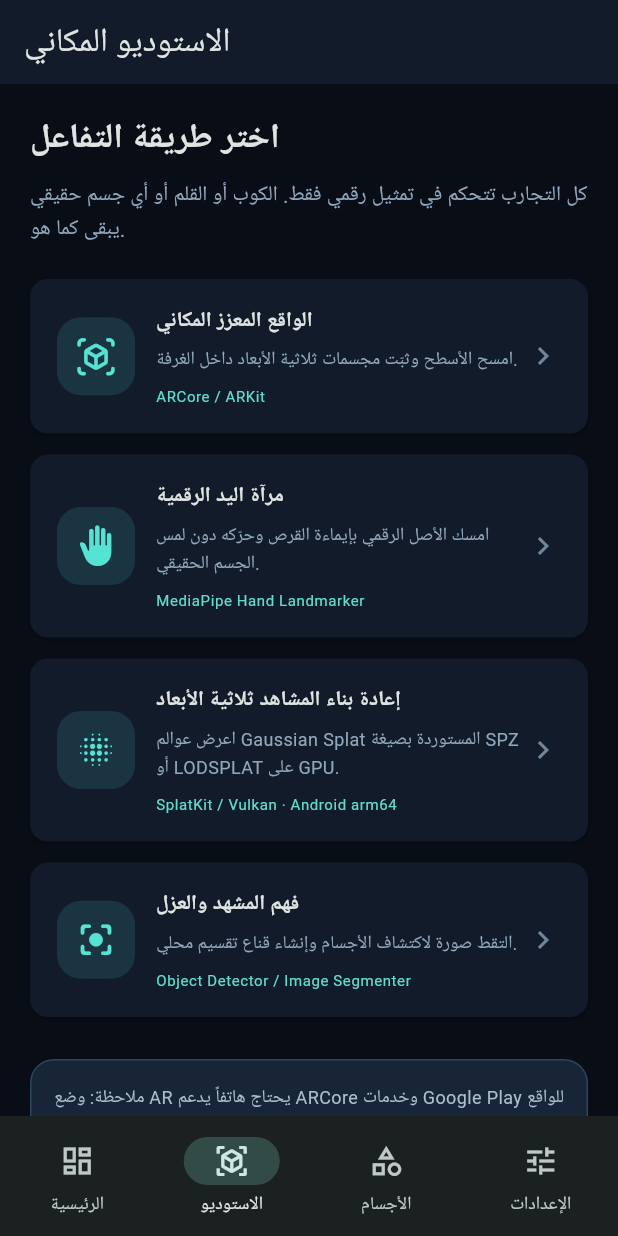
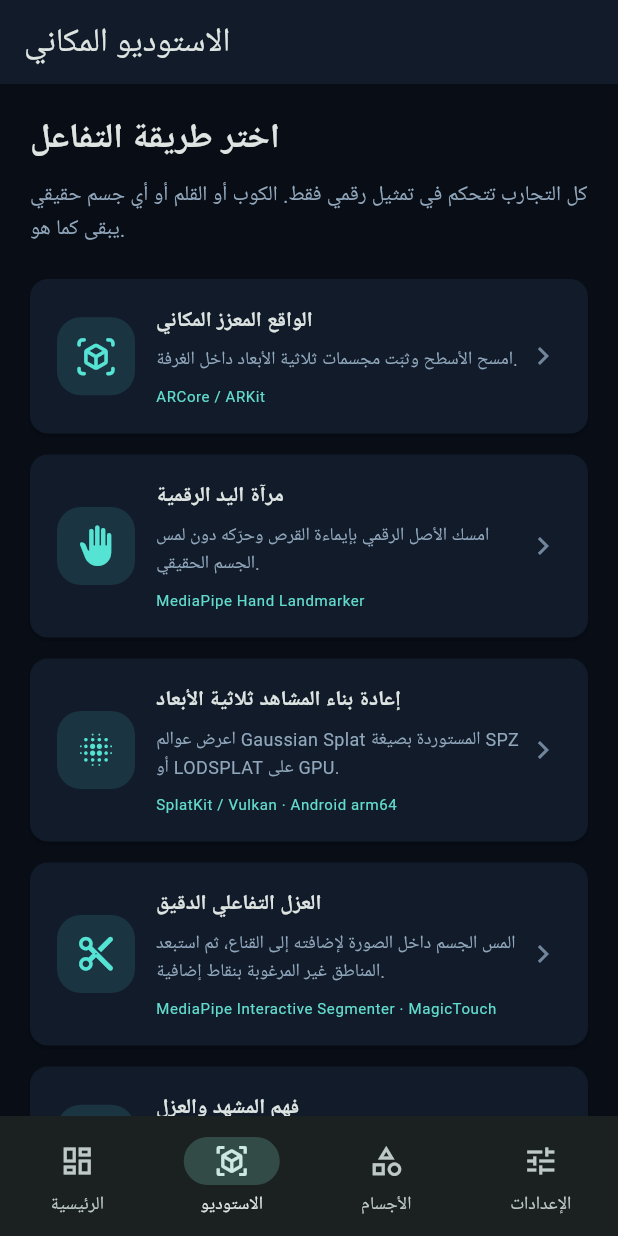
Before and after one commit to almwld/Vrixmagical, a Flutter app: the screen it shows after launch, item 2 of the bottom bar chosen, on a phone screen of 412 x 824 dp. Run offline on Flutter 3.47's test engine with Material 3 defaults, Android fonts, the phone set to English and light mode, and no system bars; our stand-ins replace camera, file_picker, material_ui, permission_handler; missing offline and left inert: flutter_reality, mediapipe_vision.

Commit message:
feat(studio): expose interactive object cutout tool

```diff
--- a/lib/features/studio/studio_screen.dart
+++ b/lib/features/studio/studio_screen.dart
@@ -1,6 +1,7 @@
 import 'package:material_ui/material_ui.dart';
 import '../hand/hand_mirror_screen.dart';
 import '../perception/scene_analysis_screen.dart';
+import '../perception/interactive_cutout_screen.dart';
 import '../reconstruction/gaussian_splat_screen.dart';
 import 'ar_scene_screen.dart';
 
@@ -37,6 +38,13 @@ class StudioScreen extends StatelessWidget {
           subtitle: 'اعرض عوالم Gaussian Splat المستوردة بصيغة SPZ أو LODSPLAT على GPU.',
           tag: 'SplatKit / Vulkan · Android arm64',
           onTap: () => Navigator.push(context, MaterialPageRoute(builder: (_) => const GaussianSplatScreen())),
+        ),
+        _StudioAction(
+          icon: Icons.content_cut_rounded,
+          title: 'العزل التفاعلي الدقيق',
+          subtitle: 'المس الجسم داخل الصورة لإضافته إلى القناع، ثم استبعد المناطق غير المرغوبة بنقاط إضافية.',
+          tag: 'MediaPipe Interactive Segmenter · MagicTouch',
+          onTap: () => Navigator.push(context, MaterialPageRoute(builder: (_) => const InteractiveCutoutScreen())),
         ),
         _StudioAction(
           icon: Icons.center_focus_strong_rounded,
```
